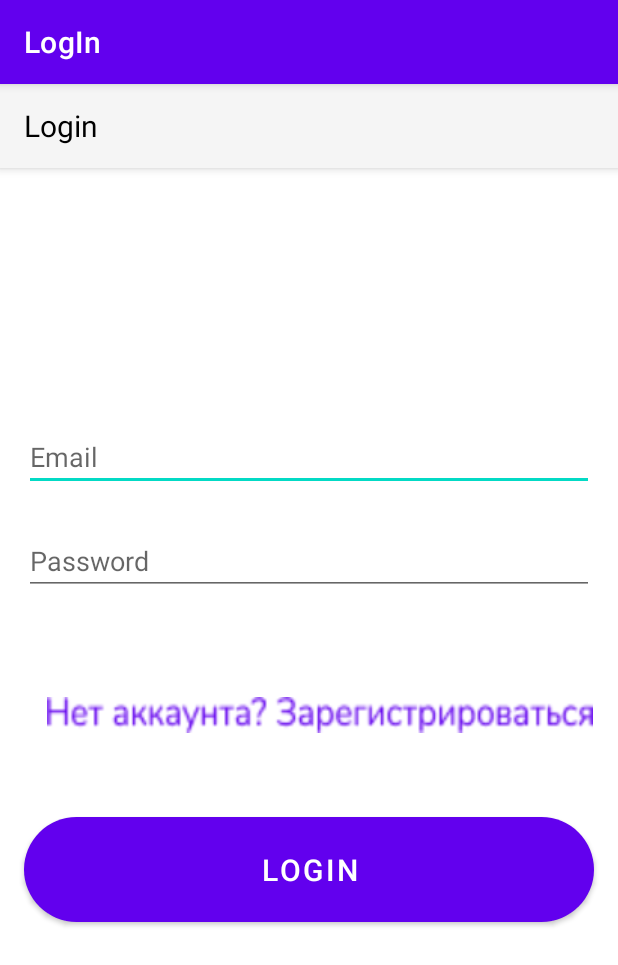
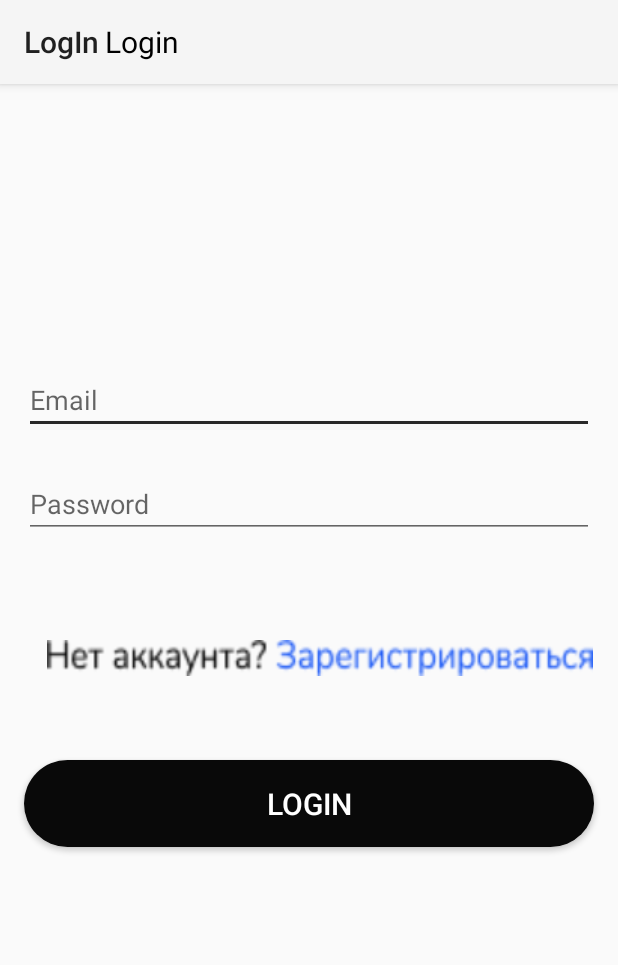
Before and after one commit to tinojunior/NOTFORGOT, an Android app: the screen it shows after launch (LogInActivity), on a phone screen of 412 x 824 dp. Shown: the top 965 px of the screen. Run offline under Robolectric (Android 15) with nearby library versions, the phone set to English and light mode, and no system bars; our stand-ins replace Firebase (no records; nobody signed in at launch, a user with empty details on screens opened directly); 6 statements that could not run were skipped.

Commit message:
working on it

```diff
--- a/app/src/main/AndroidManifest.xml
+++ b/app/src/main/AndroidManifest.xml
@@ -10,8 +10,9 @@
         android:label="@string/app_name"
         android:roundIcon="@mipmap/ic_launcher_round"
         android:supportsRtl="true"
-        android:theme="@style/Theme.NotForgotTodo"
-        android:fullBackupContent="true">
+        android:theme="@style/AppTheme"
+        android:usesCleartextTraffic="true"
+        tools:targetApi="m">
 
         <activity android:label = "Splash Activity"
             android:name=".SplashActivity"
--- a/app/src/main/java/com/example/notforgotto_do/LogInActivity.java
+++ b/app/src/main/java/com/example/notforgotto_do/LogInActivity.java
@@ -15,12 +15,17 @@ import com.google.firebase.auth.FirebaseAuth;
 
 import java.util.Objects;
 
+
+
 public class LogInActivity extends AppCompatActivity {
 
-    EditText mEmail, mPassword;
-    Button mLoginBtn;
-    Button mCreateBtn;
-    FirebaseAuth fAuth;
+    public EditText mEmail = findViewById(R.id.emailLog);
+    public EditText mPassword = findViewById(R.id.passwordLog);
+    public Button mLoginBtn = findViewById(R.id.buttonLog);
+    public Button mCreateBtn = findViewById(R.id.navToRegText);
+    FirebaseAuth fAuth = FirebaseAuth.getInstance();
+
+
 
     @Override
     protected void onCreate(Bundle savedInstanceState) {
@@ -49,11 +54,6 @@ public class LogInActivity extends AppCompatActivity {
 
         Toolbar toolbar = findViewById(R.id.toolbar);
         setSupportActionBar(toolbar);
-        mEmail = findViewById(R.id.emailLog);
-        mPassword = findViewById(R.id.passwordLog);
-        fAuth = FirebaseAuth.getInstance();
-        mLoginBtn  = findViewById(R.id.buttonLog);
-        mCreateBtn = findViewById(R.id.navToRegText);
 
         //Navigation back to the LogIn Screen
         mCreateBtn.setOnClickListener(v -> startActivity(new Intent(LogInActivity.this, RegistrationActivity.class)));
--- a/app/src/main/java/com/example/notforgotto_do/MainActivity.java
+++ b/app/src/main/java/com/example/notforgotto_do/MainActivity.java
@@ -16,7 +16,6 @@ import com.google.android.material.floatingactionbutton.FloatingActionButton;
 import java.util.ArrayList;
 import java.util.Collections;
 import java.util.List;
-import java.util.Objects;
 
 public class MainActivity extends AppCompatActivity implements DialogCloseListener{
 
@@ -31,7 +30,7 @@ public class MainActivity extends AppCompatActivity implements DialogCloseListen
     protected void onCreate(Bundle savedInstanceState) {
         super.onCreate(savedInstanceState);
         setContentView(R.layout.activity_main);
-        Objects.requireNonNull(getSupportActionBar()).hide();
+
 
         db = new DatabaseHandler(this);
         db.openDatabase();
--- a/app/src/main/java/com/example/notforgotto_do/SplashActivity.java
+++ b/app/src/main/java/com/example/notforgotto_do/SplashActivity.java
@@ -6,8 +6,6 @@ import android.os.Bundle;
 import android.os.Handler;
 
 import androidx.appcompat.app.AppCompatActivity;
-
-import java.util.Objects;
 
 @SuppressLint("CustomSplashScreen")
 public class SplashActivity extends AppCompatActivity
@@ -20,7 +18,6 @@ public class SplashActivity extends AppCompatActivity
     {
         super.onCreate(savedInstanceState);
         setContentView(R.layout.activity_splash);
-        Objects.requireNonNull(getSupportActionBar()).hide();
 
 
         final Intent SplashIntent  = new Intent(SplashActivity.this, LogInActivity.class );
--- a/app/src/main/res/mipmap-anydpi-v26/ic_launcher.xml
+++ b/app/src/main/res/mipmap-anydpi-v26/ic_launcher.xml
@@ -1,5 +1,5 @@
 <?xml version="1.0" encoding="utf-8"?>
 <adaptive-icon xmlns:android="http://schemas.android.com/apk/res/android">
-    <background android:drawable="@drawable/ic_launcher_background"/>
-    <foreground android:drawable="@drawable/ic_launcher_background"/>
+    <background android:drawable="@mipmap/ic_launcher_background"/>
+    <foreground android:drawable="@mipmap/ic_launcher_foreground"/>
 </adaptive-icon>
--- a/app/src/main/res/mipmap-anydpi-v26/ic_launcher_round.xml
+++ b/app/src/main/res/mipmap-anydpi-v26/ic_launcher_round.xml
@@ -1,5 +1,5 @@
 <?xml version="1.0" encoding="utf-8"?>
 <adaptive-icon xmlns:android="http://schemas.android.com/apk/res/android">
-    <background android:drawable="@drawable/ic_launcher_background"/>
-    <foreground android:drawable="@drawable/ic_launcher_background"/>
+    <background android:drawable="@mipmap/ic_launcher_background"/>
+    <foreground android:drawable="@mipmap/ic_launcher_foreground"/>
 </adaptive-icon>
--- a/app/src/main/res/values/styles.xml
+++ b/app/src/main/res/values/styles.xml
@@ -5,12 +5,17 @@
         <item name="colorPrimary">@color/colorPrimary</item>
         <item name="colorPrimaryDark">@color/colorPrimaryDark</item>
         <item name="colorAccent">@color/colorAccent</item>
+        <item name="windowActionBar">false</item>
+        <item name="windowNoTitle">true</item>
     </style>
 
-    <style name="DialogStyle" parent="Theme.Design.Light.BottomSheetDialog">
+    <style name="DialogStyle" parent="Theme.AppCompat.Light.NoActionBar">
         <item name="android:windowIsFloating">false</item>
         <item name="android:statusBarColor">@android:color/transparent</item>
         <item name="android:windowSoftInputMode">adjustResize</item>
+        <item name="windowActionBar">false</item>
+        <item name="windowNoTitle">true</item>
+
     </style>
 
 
--- a/gradle.properties
+++ b/gradle.properties
@@ -17,3 +17,4 @@ org.gradle.jvmargs=-Xmx2048m -Dfile.encoding=UTF-8
 android.useAndroidX=true
 # Automatically convert third-party libraries to use AndroidX
 android.enableJetifier=true
+--warning-mode=(all,fail,none,summary)
```
Also changed, not shown: build.gradle (+12 -0 lines), app/src/main/ic_launcher-playstore.png.
